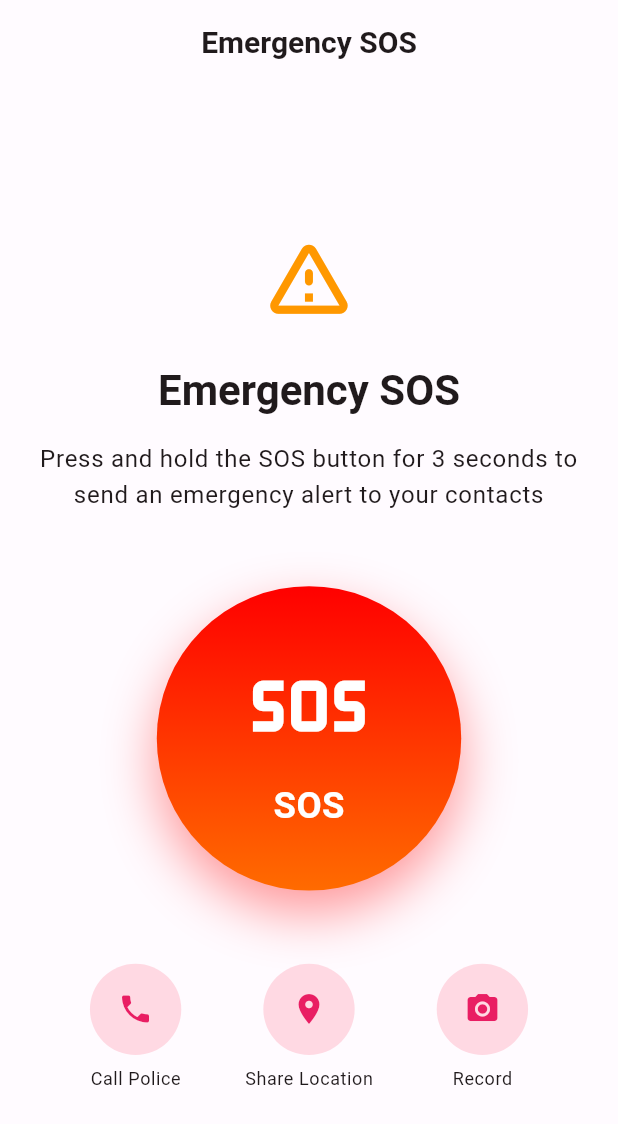
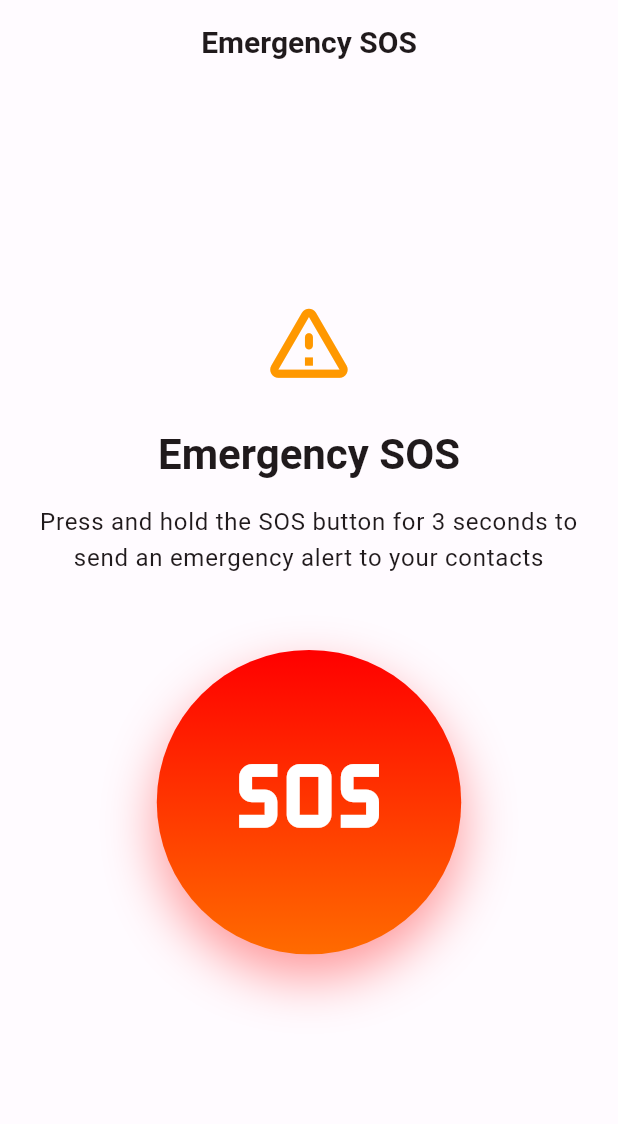
Before and after one commit to HarshasriM/everest_hackathon, a Flutter app: the SosScreen screen opened by its route, on a phone screen of 412 x 824 dp. Shown: the top 1124 px of the screen. Run offline on Flutter 3.47's test engine with Material 3 defaults, Android fonts, the phone set to English and light mode, and no system bars; our stand-ins replace bloc, dartz, dio, equatable, flutter_bloc, flutter_contacts and 15 more; accounts and stored records are empty.

Commit message:
minor ui adjustments

```diff
--- a/lib/features/sos/presentation/sos_screen.dart
+++ b/lib/features/sos/presentation/sos_screen.dart
@@ -70,7 +70,6 @@ class _SosScreenState extends State<SosScreen> with SingleTickerProviderStateMix
   }
 
   void _sendSosAlert() {
-    // TODO: Implement actual SOS alert sending
     ScaffoldMessenger.of(context).showSnackBar(
       const SnackBar(
         content: Text('SOS Alert Sent!'),
@@ -129,15 +128,18 @@ class _SosScreenState extends State<SosScreen> with SingleTickerProviderStateMix
 
               // Countdown Display
               if (_isActivated) ...[
-                Text(
+                Center(
+                  child: Text(
                     'SENDING SOS IN',
                     style: Theme.of(context).textTheme.headlineSmall?.copyWith(
                       color: AppColorScheme.sosRedColor,
                       fontWeight: FontWeight.bold,
                     ),
                   ),
+                ),
                 SizedBox(height: 24.h),
-                Container(
+                Center(
+                  child: Container(
                     width: 120.w,
                     height: 120.h,
                     decoration: BoxDecoration(
@@ -154,6 +156,7 @@ class _SosScreenState extends State<SosScreen> with SingleTickerProviderStateMix
                           fontSize: 64.sp,
                           fontWeight: FontWeight.bold,
                           color: AppColorScheme.sosRedColor,
+                        ),
                       ),
                     ),
                   ),
@@ -194,18 +197,12 @@ class _SosScreenState extends State<SosScreen> with SingleTickerProviderStateMix
                                 children: [
                                   Icon(
                                     _isActivated ? Icons.cancel : Icons.sos,
-                                    size: 80.sp,
+                                    size: 100.sp,
                                     color: Colors.white,
                                   ),
                                   SizedBox(height: 8.h),
-                                  Text(
-                                    _isActivated ? 'CANCEL' : 'SOS',
-                                    style: TextStyle(
-                                      color: Colors.white,
-                                      fontSize: 24.sp,
-                                      fontWeight: FontWeight.bold,
-                                    ),
-                                  ),
+
+
                                 ],
                               ),
                             ),
@@ -219,28 +216,6 @@ class _SosScreenState extends State<SosScreen> with SingleTickerProviderStateMix
 
               SizedBox(height: 48.h),
 
-              // Quick Actions
-              if (!_isActivated)
-                Row(
-                  mainAxisAlignment: MainAxisAlignment.spaceEvenly,
-                  children: [
-                    _buildQuickAction(
-                      icon: Icons.phone,
-                      label: 'Call Police',
-                      onTap: () {},
-                    ),
-                    _buildQuickAction(
-                      icon: Icons.location_on,
-                      label: 'Share Location',
-                      onTap: () {},
-                    ),
-                    _buildQuickAction(
-                      icon: Icons.camera_alt,
-                      label: 'Record',
-                      onTap: () {},
-                    ),
-                  ],
-                ),
 
               // Cancel Instructions
               if (_isActivated) ...[
@@ -258,32 +233,4 @@ class _SosScreenState extends State<SosScreen> with SingleTickerProviderStateMix
     );
   }
 
-  Widget _buildQuickAction({
-    required IconData icon,
-    required String label,
-    required VoidCallback onTap,
-  }) {
-    return Column(
-      children: [
-        Container(
-          width: 60.w,
-          height: 60.h,
-          decoration: BoxDecoration(
-            color: Theme.of(context).colorScheme.primaryContainer,
-            shape: BoxShape.circle,
-          ),
-          child: IconButton(
-            icon: Icon(icon),
-            onPressed: onTap,
-            color: Theme.of(context).colorScheme.primary,
-          ),
-        ),
-        SizedBox(height: 8.h),
-        Text(
-          label,
-          style: Theme.of(context).textTheme.bodySmall,
-        ),
-      ],
-    );
 }
-}
```
Also changed, not shown: lib/shared/widgets/custom_app_bar.dart (+0 -67 lines). Lines whose indentation alone changed are shown as unchanged.
